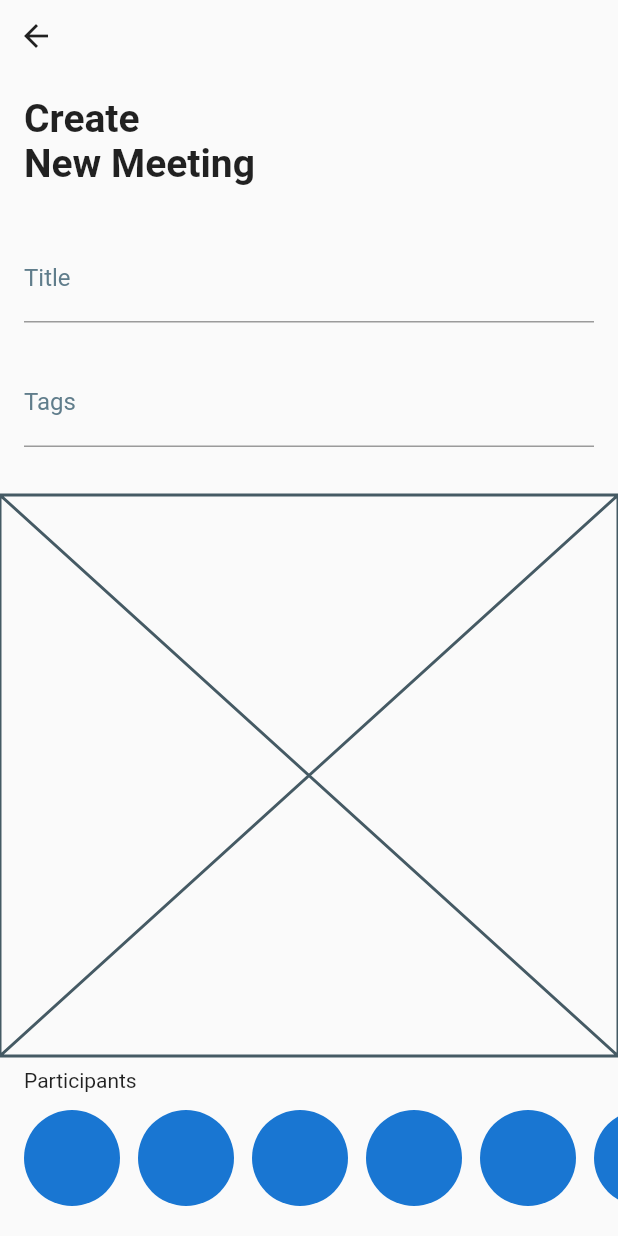
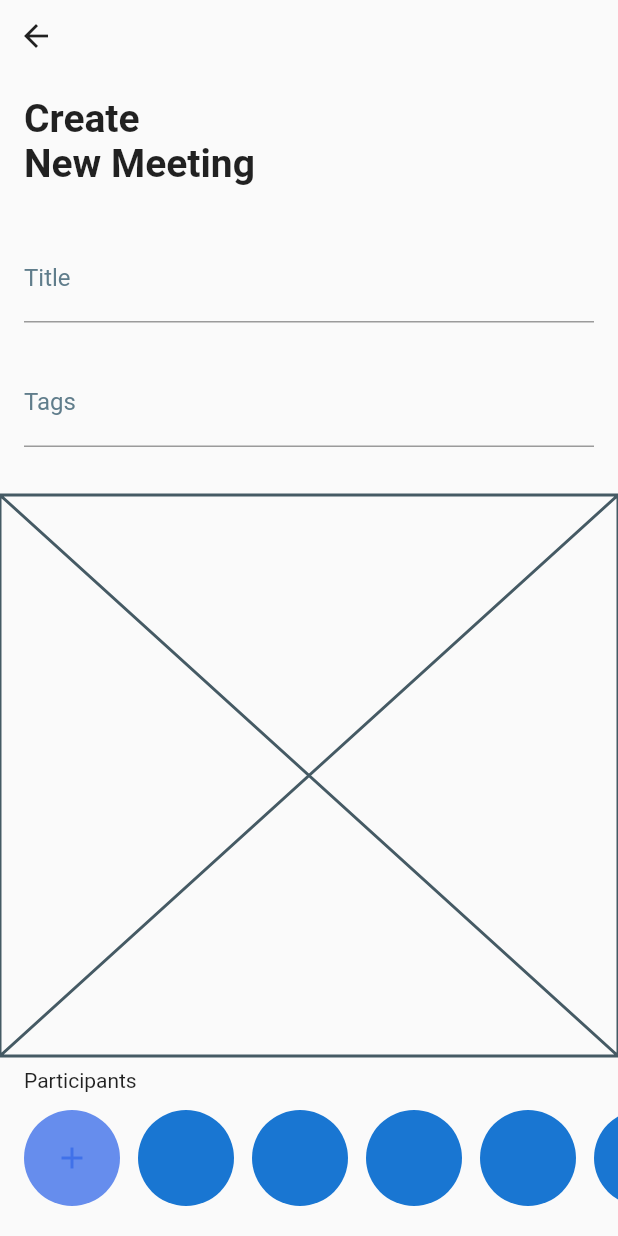
Before and after one commit to JAICHANGPARK/flutter_notebook_18th_story, a Flutter app: the screen it shows after launch, on a phone screen of 412 x 824 dp. Run offline on Flutter 3.47's test engine with Material 2 defaults, Android fonts, the phone set to English and light mode, and no system bars; our stand-ins replace cached_network_image, dotted_border, flutter_lorem, flutter_riverpod, flutter_svg, freezed_annotation and 4 more.

Commit message:
Update meeting_create_page.dart

```diff
--- a/lib/ep1088_meeting_app/src/ui/meeting_create_page.dart
+++ b/lib/ep1088_meeting_app/src/ui/meeting_create_page.dart
@@ -72,7 +72,7 @@ class _MeetingCreatePageState extends State<MeetingCreatePage> {
             SizedBox(
               height: 120,
               child: Padding(
-                padding: const EdgeInsets.only(left: 16 , top: 8, bottom: 8),
+                padding: const EdgeInsets.only(left: 16, top: 8, bottom: 8),
                 child: Column(
                   crossAxisAlignment: CrossAxisAlignment.start,
                   children: [
@@ -81,14 +81,15 @@ class _MeetingCreatePageState extends State<MeetingCreatePage> {
                       child: ListView.builder(
                         shrinkWrap: true,
                         scrollDirection: Axis.horizontal,
-                          itemBuilder: (context, index){
-                        if(index == 0){
+                        itemBuilder: (context, index) {
+                          if (index == 0) {
                             return const Padding(
                               padding: EdgeInsets.only(right: 12),
                               child: CircleAvatar(
                                 radius: 32,
-                            )
-                            ,
+                                backgroundColor: Color(0xff668DED),
+                                child: Icon(Icons.add, color: Color(0xff4071e9),),
+                              ),
                             );
                           }
                           return const Padding(
@@ -97,7 +98,8 @@ class _MeetingCreatePageState extends State<MeetingCreatePage> {
                               radius: 32,
                             ),
                           );
-                      }),
+                        },
+                      ),
                     )
                   ],
                 ),
```
Lines whose indentation alone changed are shown as unchanged.
